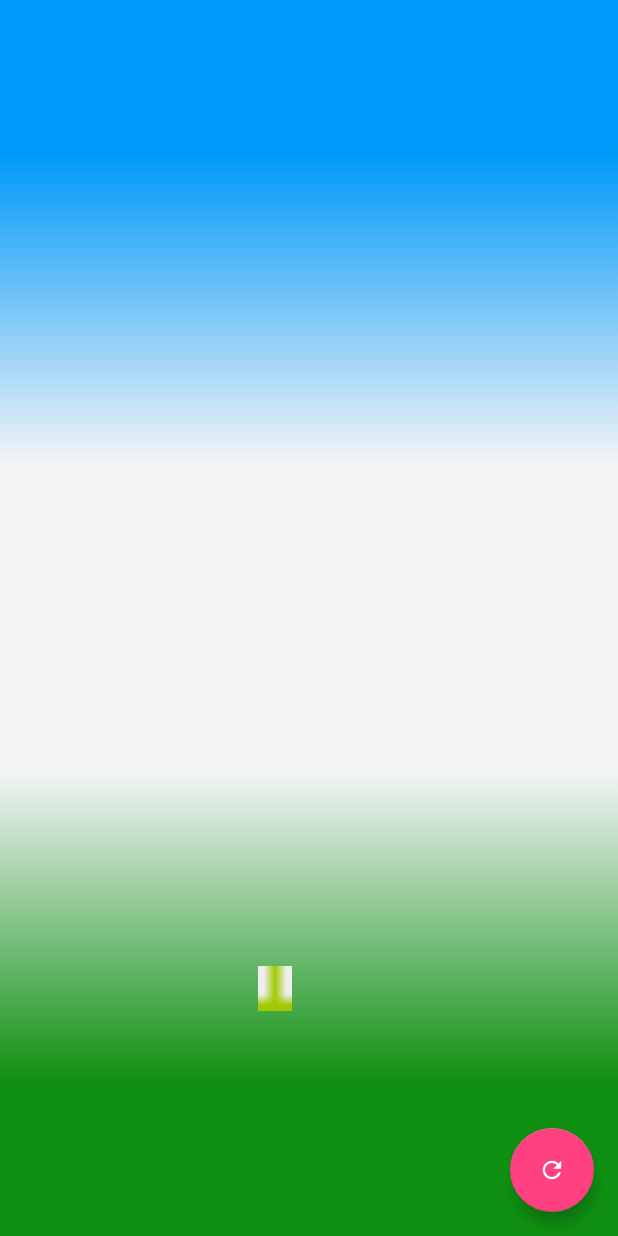
After one commit to gouthamsivakumar1/Dementia-care, an Android app: the LocationTracker screen opened directly, with no data from a screen before it, on a phone screen of 412 x 824 dp. The commit adds this screen. Run offline under Robolectric (Android 15) with nearby library versions, the phone set to English and light mode, and no system bars.

Commit message:
Added location tracker support

```diff
--- a/Android/app/src/main/java/com/example/myapplication/DcareAppCtx.java
+++ b/Android/app/src/main/java/com/example/myapplication/DcareAppCtx.java
@@ -7,6 +7,7 @@ public class DcareAppCtx extends Application {
     public String user_name;
     public int user_id;
     public int cursor;
+    public int location_tracking_cursor;
     /* category 1 for patient, 2 for bystander 3 for admin */
     public int user_category;
     public void setUser_id(String user_id) {
--- a/Android/app/src/main/java/com/example/myapplication/RestFetcher.java
+++ b/Android/app/src/main/java/com/example/myapplication/RestFetcher.java
@@ -29,7 +29,7 @@ public class RestFetcher extends IntentService {
     // TODO: Rename actions, choose action names that describe tasks that this
     // IntentService can perform, e.g. ACTION_FETCH_NEW_ITEMS
     public static final String ACTION_GET_ALL = "com.example.myapplication.action.GET_ALL";
-    public static final String ACTION_ALERT = "com.example.myapplication.action.BAZ";
+    public static final String ACTION_ALERT = "com.example.myapplication.action.ACTION_ALERT";
     public static int alert_cursor=0;
     public static int alert_iter_cnt=0;
     // TODO: Rename parameters
--- a/Android/app/src/main/java/com/example/myapplication/userlogin.java
+++ b/Android/app/src/main/java/com/example/myapplication/userlogin.java
@@ -56,6 +56,12 @@ public class userlogin extends AppCompatActivity {
         startActivity(intent);
 
     }
+    public void patient_location(View v)
+    {
+        Log.i(TAG, "hit patient_location tracker");
+        Intent intent =new Intent(this, LocationTracker.class);
+        startActivity(intent);
+    }
     public void start_alarm_service()
     {
         // Construct an intent that will execute the AlarmReceiver
--- /dev/null
+++ b/Android/app/src/main/res/drawable-anydpi/ic_action_name.xml
@@ -0,0 +1,13 @@
+<vector xmlns:android="http://schemas.android.com/apk/res/android"
+    android:width="24dp"
+    android:height="24dp"
+    android:viewportWidth="31.2"
+    android:viewportHeight="31.2"
+    android:tint="#FFFFFF">
+  <group android:translateX="3.6"
+      android:translateY="3.6">
+      <path
+          android:fillColor="#FF000000"
+          android:pathData="M17.65,6.35C16.2,4.9 14.21,4 12,4c-4.42,0 -7.99,3.58 -7.99,8s3.57,8 7.99,8c3.73,0 6.84,-2.55 7.73,-6h-2.08c-0.82,2.33 -3.04,4 -5.65,4 -3.31,0 -6,-2.69 -6,-6s2.69,-6 6,-6c1.66,0 3.14,0.69 4.22,1.78L13,11h7V4l-2.35,2.35z"/>
+  </group>
+</vector>
--- /dev/null
+++ b/Android/app/src/main/res/layout/activity_location_tracker.xml
@@ -0,0 +1,33 @@
+<?xml version="1.0" encoding="utf-8"?>
+<RelativeLayout xmlns:android="http://schemas.android.com/apk/res/android"
+    xmlns:app="http://schemas.android.com/apk/res-auto"
+    xmlns:tools="http://schemas.android.com/tools"
+    android:id="@+id/LocationIconLayout"
+    android:layout_width="match_parent"
+    android:layout_height="match_parent"
+    android:background="@drawable/qq"
+    tools:context=".MainActivity">
+
+    <ImageView
+        android:id="@+id/LocationIcon"
+        android:layout_width="57dp"
+        android:layout_height="30dp"
+        android:layout_alignParentRight="true"
+        android:layout_alignParentBottom="true"
+        android:layout_marginEnd="200dp"
+        android:layout_marginRight="169dp"
+        android:layout_marginBottom="150dp"
+        android:src="@drawable/vv" />
+    <android.support.design.widget.FloatingActionButton
+        android:id="@+id/fab"
+        android:layout_width="wrap_content"
+        android:layout_height="wrap_content"
+        android:layout_alignParentBottom="true"
+        android:layout_alignParentRight="true"
+        android:layout_margin="@dimen/fab_margin"
+        android:src="@drawable/ic_action_name"
+        android:onClick="location_refresh"
+        app:backgroundTint="@color/colorAccent"
+        app:fabSize="normal"
+        android:layout_alignParentEnd="true" />
+</RelativeLayout>
--- a/Android/app/src/main/res/layout/activity_userlogin.xml
+++ b/Android/app/src/main/res/layout/activity_userlogin.xml
@@ -155,7 +155,8 @@
                     android:src="@drawable/goal"
                     android:layout_gravity="center_horizontal"
                     android:layout_width="wrap_content"
-                    android:layout_height="wrap_content" />
+                    android:layout_height="wrap_content"
+                    android:onClick="patient_location"/>
 
                 <TextView
                     android:layout_width="wrap_content"
```
Also changed, not shown: Android/app/src/main/AndroidManifest.xml (+7 -6 lines), Android/app/src/main/java/com/example/myapplication/LocationTracker.java (added, +130 -0 lines), Android/app/src/main/res/drawable-anydpi-v24/qq.jpg (added), Android/app/src/main/res/drawable-anydpi-v24/vv.png (added), Android/app/src/main/res/drawable-hdpi/ic_action_name.png (added), Android/app/src/main/res/drawable-mdpi/ic_action_name.png (added), Android/app/src/main/res/drawable-xhdpi/ic_action_name.png (added), Android/app/src/main/res/drawable-xxhdpi/ic_action_name.png (added), 3 other files.
